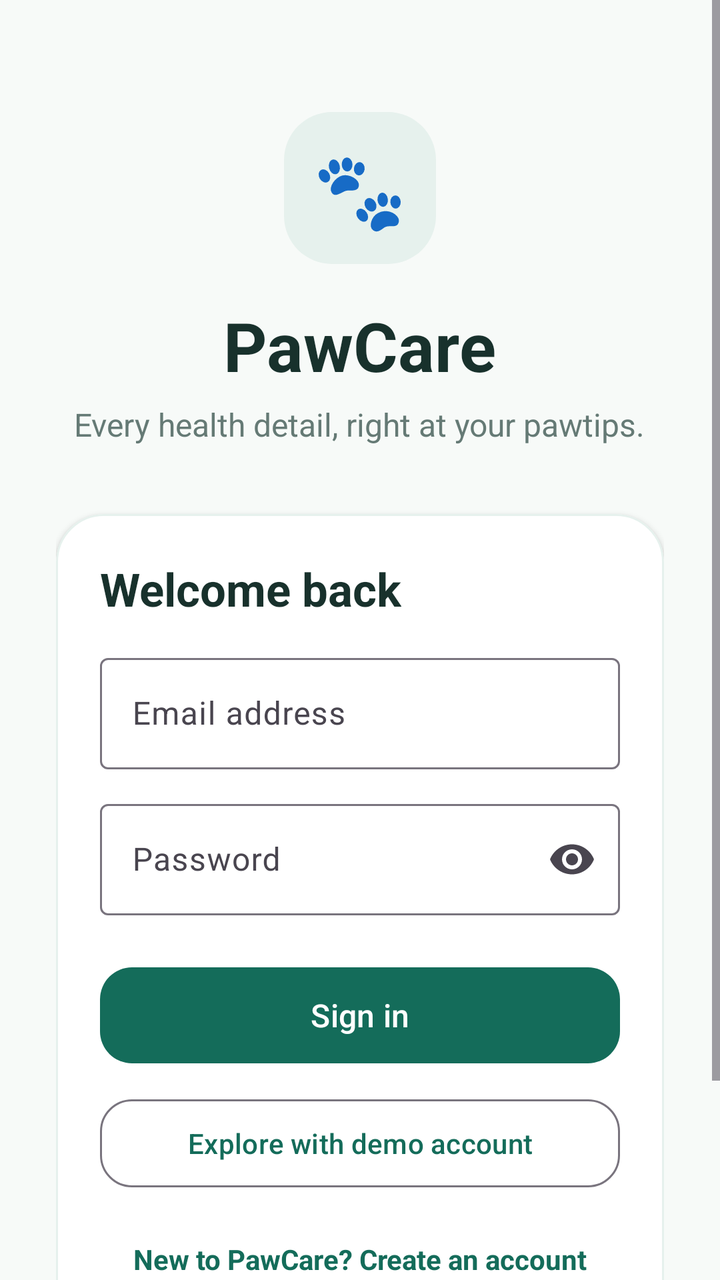
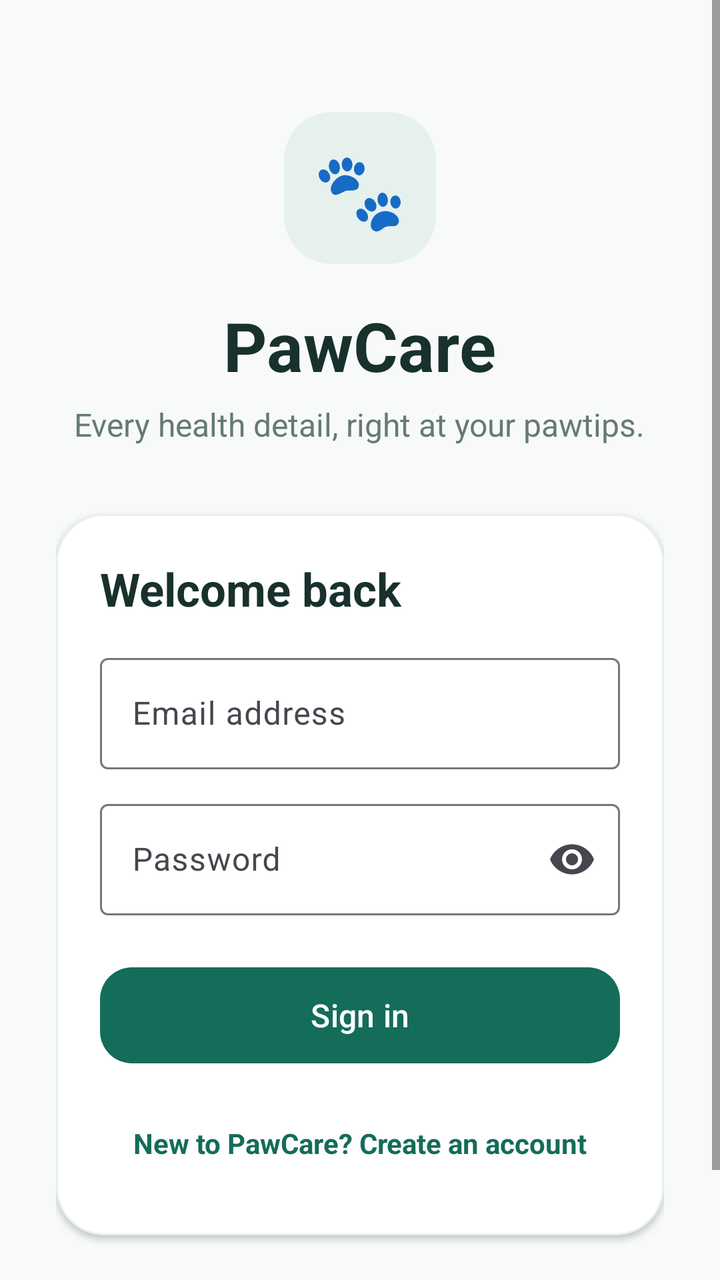

Before-and-after screenshots of an Android layout around one commit, followed by the original layout XML and the change that was made.
<!-- AndroidManifest.xml: application theme Theme.PawCare -->
<!-- res/layout/activity_main.xml -->
<?xml version="1.0" encoding="utf-8"?>
<ScrollView xmlns:android="http://schemas.android.com/apk/res/android"
    xmlns:app="http://schemas.android.com/apk/res-auto"
    xmlns:tools="http://schemas.android.com/tools"
    android:id="@+id/main"
    android:layout_width="match_parent"
    android:layout_height="match_parent"
    android:background="@color/paw_surface"
    android:fillViewport="true"
    tools:context=".MainActivity">

    <LinearLayout
        android:layout_width="match_parent"
        android:layout_height="wrap_content"
        android:gravity="center_horizontal"
        android:orientation="vertical"
        android:paddingStart="28dp"
        android:paddingTop="56dp"
        android:paddingEnd="28dp"
        android:paddingBottom="32dp">

        <TextView
            android:layout_width="76dp"
            android:layout_height="76dp"
            android:background="@drawable/login_badge"
            android:gravity="center"
            android:text="🐾"
            android:textSize="38sp" />

        <TextView
            android:id="@+id/titleText"
            android:layout_width="wrap_content"
            android:layout_height="wrap_content"
            android:layout_marginTop="18dp"
            android:text="@string/app_name"
            android:textColor="@color/paw_text"
            android:textSize="34sp"
            android:textStyle="bold" />

        <TextView
            android:id="@+id/subtitleText"
            android:layout_width="wrap_content"
            android:layout_height="wrap_content"
            android:layout_marginTop="6dp"
            android:gravity="center"
            android:text="@string/login_to_care_for_your_pets"
            android:textColor="@color/paw_muted"
            android:textSize="16sp" />

        <com.google.android.material.card.MaterialCardView
            android:layout_width="match_parent"
            android:layout_height="wrap_content"
            android:layout_marginTop="34dp"
            app:cardBackgroundColor="@color/white"
            app:cardCornerRadius="24dp"
            app:cardElevation="2dp"
            app:strokeColor="@color/paw_surface_variant"
            app:strokeWidth="1dp">

            <LinearLayout
                android:layout_width="match_parent"
                android:layout_height="wrap_content"
                android:orientation="vertical"
                android:padding="22dp">

                <TextView
                    android:id="@+id/formTitle"
                    android:layout_width="wrap_content"
                    android:layout_height="wrap_content"
                    android:text="Welcome back"
                    android:textColor="@color/paw_text"
                    android:textSize="23sp"
                    android:textStyle="bold" />

                <com.google.android.material.textfield.TextInputLayout
                    android:id="@+id/nameLayout"
                    style="@style/Widget.Material3.TextInputLayout.OutlinedBox"
                    android:layout_width="match_parent"
                    android:layout_height="wrap_content"
                    android:layout_marginTop="18dp"
                    android:hint="@string/full_name"
                    android:visibility="gone">

                    <com.google.android.material.textfield.TextInputEditText
                        android:id="@+id/nameInput"
                        android:layout_width="match_parent"
                        android:layout_height="wrap_content"
                        android:inputType="textPersonName" />
                </com.google.android.material.textfield.TextInputLayout>

                <com.google.android.material.textfield.TextInputLayout
                    android:id="@+id/emailLayout"
                    style="@style/Widget.Material3.TextInputLayout.OutlinedBox"
                    android:layout_width="match_parent"
                    android:layout_height="wrap_content"
                    android:layout_marginTop="14dp"
                    android:hint="@string/username">

                    <com.google.android.material.textfield.TextInputEditText
                        android:id="@+id/usernameInput"
                        android:layout_width="match_parent"
                        android:layout_height="wrap_content"
                        android:autofillHints="emailAddress"
                        android:inputType="textEmailAddress" />
                </com.google.android.material.textfield.TextInputLayout>

                <com.google.android.material.textfield.TextInputLayout
                    android:id="@+id/passwordLayout"
                    style="@style/Widget.Material3.TextInputLayout.OutlinedBox"
                    android:layout_width="match_parent"
                    android:layout_height="wrap_content"
                    android:layout_marginTop="12dp"
                    android:hint="@string/password"
                    app:endIconMode="password_toggle">

                    <com.google.android.material.textfield.TextInputEditText
                        android:id="@+id/passwordInput"
                        android:layout_width="match_parent"
                        android:layout_height="wrap_content"
                        android:autofillHints="password"
                        android:inputType="textPassword" />
                </com.google.android.material.textfield.TextInputLayout>

                <com.google.android.material.button.MaterialButton
                    android:id="@+id/loginButton"
                    android:layout_width="match_parent"
                    android:layout_height="56dp"
                    android:layout_marginTop="22dp"
                    android:text="@string/login"
                    android:textSize="16sp"
                    app:cornerRadius="16dp" />

                <com.google.android.material.button.MaterialButton
                    android:id="@+id/demoButton"
                    style="@style/Widget.Material3.Button.OutlinedButton"
                    android:layout_width="match_parent"
                    android:layout_height="52dp"
                    android:layout_marginTop="10dp"
                    android:text="@string/demo_login"
                    app:cornerRadius="16dp" />

                <TextView
                    android:id="@+id/signUpText"
                    android:layout_width="match_parent"
                    android:layout_height="48dp"
                    android:layout_marginTop="8dp"
                    android:gravity="center"
                    android:text="@string/don_t_have_an_account_sign_up"
                    android:textColor="@color/paw_primary"
                    android:textStyle="bold" />
            </LinearLayout>
        </com.google.android.material.card.MaterialCardView>

        <TextView
            android:layout_width="wrap_content"
            android:layout_height="wrap_content"
            android:layout_marginTop="20dp"
            android:gravity="center"
            android:text="For guidance only — always consult a veterinarian for diagnosis."
            android:textColor="@color/paw_muted"
            android:textSize="12sp" />
    </LinearLayout>
</ScrollView>
<!-- resources referenced by this layout -->
<resources>
  <color name="paw_muted">#657A75</color>
  <color name="paw_primary">#146C5A</color>
  <color name="paw_surface">#F7FAF8</color>
  <color name="paw_surface_variant">#E6F1ED</color>
  <color name="paw_text">#18312C</color>
  <color name="white">#FFFFFFFF</color>
  <!-- drawable login_badge (drawable) -->
  <shape xmlns:android="http://schemas.android.com/apk/res/android" android:shape="rectangle">
      <solid android:color="@color/paw_surface_variant" />
      <corners android:radius="24dp" />
  </shape>
  <string name="app_name">PawCare</string>
  <string name="demo_login">Explore with demo account</string>
  <string name="don_t_have_an_account_sign_up">New to PawCare? Create an account</string>
  <string name="full_name">Full name</string>
  <string name="login">Sign in</string>
  <string name="login_to_care_for_your_pets">Every health detail, right at your pawtips.</string>
  <string name="password">Password</string>
  <string name="username">Email address</string>
  <style name="Theme.PawCare" parent="Base.Theme.PawCare" />
  <style name="Base.Theme.PawCare" parent="Theme.Material3.DayNight.NoActionBar">
          <item name="colorPrimary">@color/paw_primary</item>
          <item name="colorOnPrimary">@color/white</item>
          <item name="colorSecondary">@color/paw_secondary</item>
          <item name="colorSurface">@color/paw_surface</item>
          <item name="colorOnSurface">@color/paw_text</item>
          <item name="android:colorAccent">@color/paw_primary</item>
          <item name="android:windowLightStatusBar">true</item>
          <item name="android:statusBarColor">@color/paw_surface</item>
          <item name="android:navigationBarColor">@color/white</item>
          <item name="shapeAppearanceSmallComponent">@style/ShapeAppearance.PawCare.Small</item>
          <item name="shapeAppearanceMediumComponent">@style/ShapeAppearance.PawCare.Medium</item>
      </style>
  <color name="paw_secondary">#F2A65A</color>
  <style name="ShapeAppearance.PawCare.Small" parent="ShapeAppearance.Material3.Corner.Small">
          <item name="cornerSize">12dp</item>
      </style>
  <style name="ShapeAppearance.PawCare.Medium" parent="ShapeAppearance.Material3.Corner.Medium">
          <item name="cornerSize">20dp</item>
      </style>
</resources>

<!-- the commit's change to res/layout/activity_main.xml (unified diff, before → after) -->
@@ -5,7 +5,6 @@
     android:id="@+id/main"
     android:layout_width="match_parent"
     android:layout_height="match_parent"
-    android:background="@color/paw_surface"
     android:fillViewport="true"
     tools:context=".MainActivity">
 
@@ -24,7 +23,7 @@
             android:layout_height="76dp"
             android:background="@drawable/login_badge"
             android:gravity="center"
-            android:text="🐾"
+            android:text="@string/paw_print"
             android:textSize="38sp" />
 
         <TextView
@@ -67,7 +66,7 @@
                     android:id="@+id/formTitle"
                     android:layout_width="wrap_content"
                     android:layout_height="wrap_content"
-                    android:text="Welcome back"
+                    android:text="@string/welcome_back"
                     android:textColor="@color/paw_text"
                     android:textSize="23sp"
                     android:textStyle="bold" />
@@ -130,20 +129,11 @@
                     android:textSize="16sp"
                     app:cornerRadius="16dp" />
 
-                <com.google.android.material.button.MaterialButton
-                    android:id="@+id/demoButton"
-                    style="@style/Widget.Material3.Button.OutlinedButton"
-                    android:layout_width="match_parent"
-                    android:layout_height="52dp"
-                    android:layout_marginTop="10dp"
-                    android:text="@string/demo_login"
-                    app:cornerRadius="16dp" />
-
                 <TextView
                     android:id="@+id/signUpText"
                     android:layout_width="match_parent"
                     android:layout_height="48dp"
-                    android:layout_marginTop="8dp"
+                    android:layout_marginTop="12dp"
                     android:gravity="center"
                     android:text="@string/don_t_have_an_account_sign_up"
                     android:textColor="@color/paw_primary"
@@ -156,7 +146,7 @@
             android:layout_height="wrap_content"
             android:layout_marginTop="20dp"
             android:gravity="center"
-            android:text="For guidance only — always consult a veterinarian for diagnosis."
+            android:text="@string/veterinarian_disclaimer"
             android:textColor="@color/paw_muted"
             android:textSize="12sp" />
     </LinearLayout>
<!-- resource entries referenced after the edit -->
@@ -2,7 +2,6 @@
 <resources>
   <color name="paw_muted">#657A75</color>
   <color name="paw_primary">#146C5A</color>
-  <color name="paw_surface">#F7FAF8</color>
   <color name="paw_surface_variant">#E6F1ED</color>
   <color name="paw_text">#18312C</color>
   <color name="white">#FFFFFFFF</color>
@@ -12,13 +11,15 @@
       <corners android:radius="24dp" />
   </shape>
   <string name="app_name">PawCare</string>
-  <string name="demo_login">Explore with demo account</string>
   <string name="don_t_have_an_account_sign_up">New to PawCare? Create an account</string>
   <string name="full_name">Full name</string>
   <string name="login">Sign in</string>
   <string name="login_to_care_for_your_pets">Every health detail, right at your pawtips.</string>
   <string name="password">Password</string>
+  <string name="paw_print">🐾</string>
   <string name="username">Email address</string>
+  <string name="veterinarian_disclaimer">For guidance only — always consult a veterinarian for diagnosis.</string>
+  <string name="welcome_back">Welcome back</string>
   <style name="Theme.PawCare" parent="Base.Theme.PawCare" />
   <style name="Base.Theme.PawCare" parent="Theme.Material3.DayNight.NoActionBar">
           <item name="colorPrimary">@color/paw_primary</item>
@@ -30,10 +31,12 @@
           <item name="android:windowLightStatusBar">true</item>
           <item name="android:statusBarColor">@color/paw_surface</item>
           <item name="android:navigationBarColor">@color/white</item>
+          <item name="android:windowBackground">@color/paw_surface</item>
           <item name="shapeAppearanceSmallComponent">@style/ShapeAppearance.PawCare.Small</item>
           <item name="shapeAppearanceMediumComponent">@style/ShapeAppearance.PawCare.Medium</item>
       </style>
   <color name="paw_secondary">#F2A65A</color>
+  <color name="paw_surface">#F7FAF8</color>
   <style name="ShapeAppearance.PawCare.Small" parent="ShapeAppearance.Material3.Corner.Small">
           <item name="cornerSize">12dp</item>
       </style>
